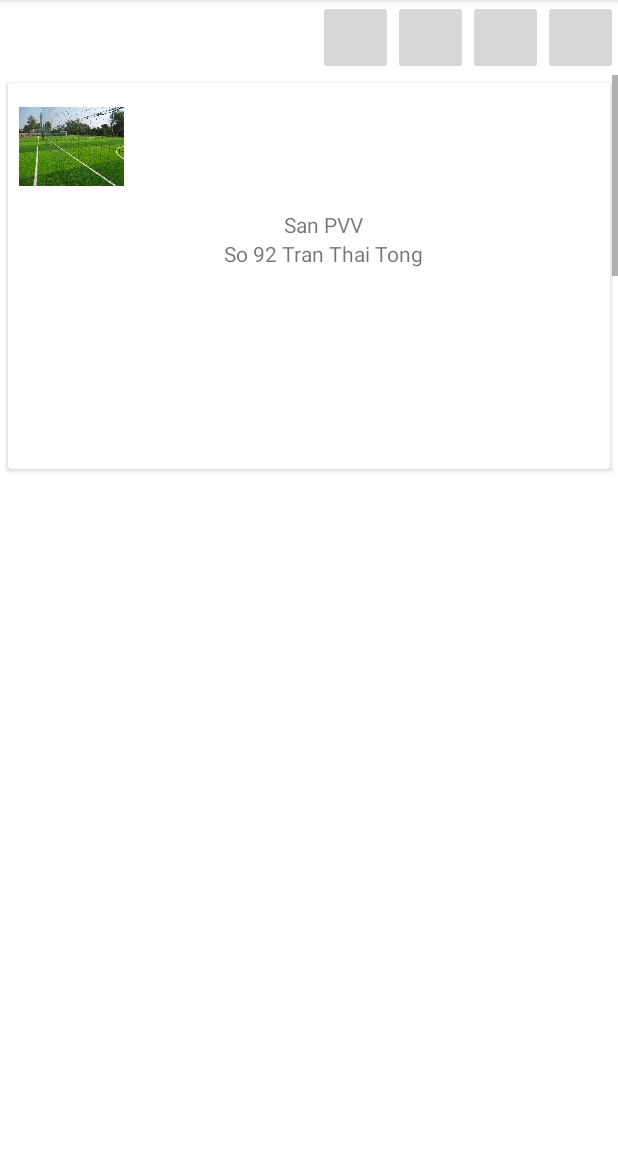
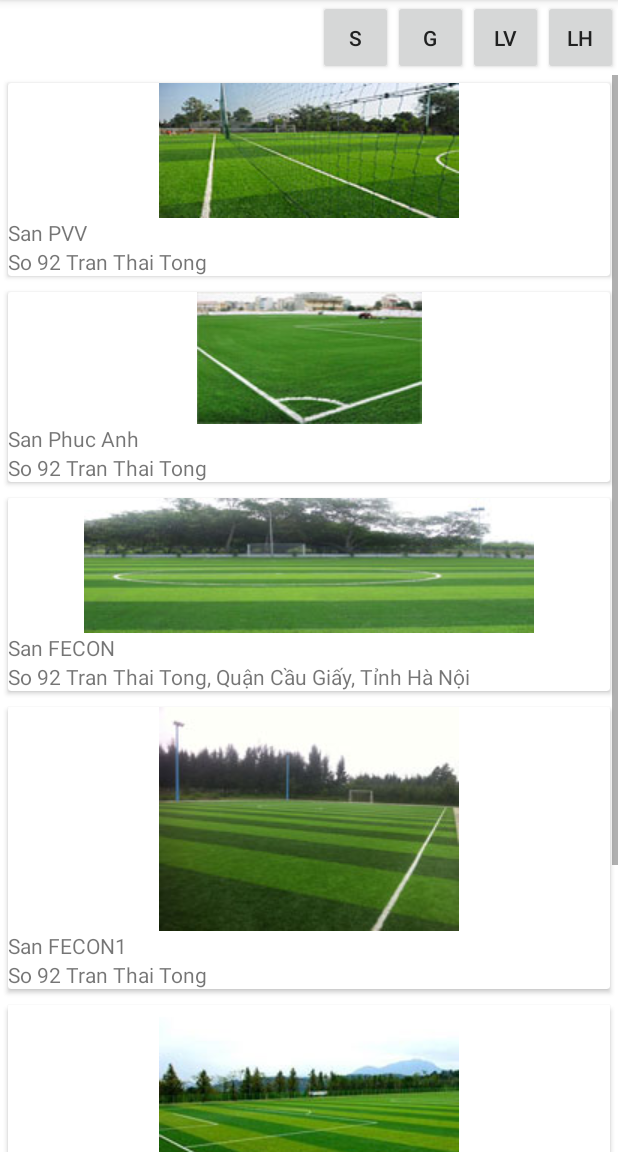
Before and after one commit to ngoanvv/FIMO_Pitch, an Android app: the fragment MatchsFragment shown on its own in the app's theme, on a phone screen of 412 x 824 dp, the part 84-1236 px from its top. Run offline under Robolectric (Android 15) with nearby library versions, the phone set to English and light mode, and no system bars.

Commit message:
GIao dien matchFragment

```diff
--- a/app/src/main/java/com/fimo_pitch/fragments/MatchsFragment.java
+++ b/app/src/main/java/com/fimo_pitch/fragments/MatchsFragment.java
@@ -1,16 +1,23 @@
 package com.fimo_pitch.fragments;
 
 
+import android.animation.AnimatorSet;
+import android.animation.ObjectAnimator;
 import android.os.Bundle;
 import android.support.v4.app.Fragment;
 import android.support.v7.widget.GridLayoutManager;
 import android.support.v7.widget.LinearLayoutManager;
 import android.support.v7.widget.RecyclerView;
 import android.support.v7.widget.StaggeredGridLayoutManager;
+import android.util.DisplayMetrics;
 import android.view.LayoutInflater;
+import android.view.MotionEvent;
 import android.view.View;
 import android.view.ViewGroup;
-import android.widget.ImageButton;
+import android.widget.Button;
+import android.widget.RelativeLayout;
+
+
 
 import com.fimo_pitch.R;
 import com.fimo_pitch.adapter.MatchFragmentAdapter;
@@ -28,12 +35,14 @@ public class MatchsFragment extends Fragment {
 
     RecyclerView recyclerView;
 
+    RelativeLayout menuView;
+
     MatchFragmentAdapter adapter;
 
-    ImageButton buttonView1;
-    ImageButton buttonView2;
-    ImageButton buttonView3;
-    ImageButton buttonView4;
+    Button buttonView1;
+    Button buttonView2;
+    Button buttonView3;
+    Button buttonView4;
 
     ArrayList<Pitch> data = new ArrayList<>();
 
@@ -52,21 +61,91 @@ public class MatchsFragment extends Fragment {
     @Override
     public View onCreateView(LayoutInflater inflater, ViewGroup container,
                              Bundle savedInstanceState) {
-        View v = inflater.inflate(R.layout.fragment_matchs, container, false);
+        View view = inflater.inflate(R.layout.fragment_matchs, container, false);
 
         makeData();
+        menuView = (RelativeLayout) view.findViewById(R.id.menu_view);
 
-        recyclerView = (RecyclerView) v.findViewById(R.id.recycler_view);
+        recyclerView = (RecyclerView) view.findViewById(R.id.recycler_view);
         recyclerView.setHasFixedSize(true);
         adapter = new MatchFragmentAdapter(getActivity(), data);
         recyclerView.setAdapter(adapter);
         recyclerView.setLayoutManager(new LinearLayoutManager(getActivity()));
 
-        addListenerOnButton(v);
+        addListenerOnButton(view);
 
-        return v;
+        //
+
+        recyclerView.setOnTouchListener(new View.OnTouchListener(){
+            final int DISTANCE = 3;
+
+            float startY = 0;
+            float dist = 0;
+            boolean isMenuHide = false;
+            @Override
+            public boolean onTouch(View view, MotionEvent event) {
+                int action = event.getAction();
+
+                if(action == MotionEvent.ACTION_DOWN) {
+                    startY = event.getY();
+                } else if(action == MotionEvent.ACTION_MOVE) {
+                    dist = event.getY() - startY;
+
+                    if((pxToDp((int)dist) <= -DISTANCE) && !isMenuHide) {
+                        isMenuHide = true;
+
+                        hideMenu();
+                    } else if((pxToDp((int)dist) > DISTANCE) && isMenuHide) {
+                        isMenuHide = false;
+
+                        showMenu();
+                    }
+
+                    if((isMenuHide && (pxToDp((int)dist) <= -DISTANCE))
+                            || (!isMenuHide && (pxToDp((int)dist) > 0))) {
+                        startY = event.getY();
+                    }
+                } else if(action == MotionEvent.ACTION_UP) {
+                    startY = 0;
+                }
+
+                return false;
+            }
+
+        });
+
+        return view;
     }
 
+
+
+    private int pxToDp(int px) {
+        DisplayMetrics dm = this.getResources().getDisplayMetrics();
+        int dp = Math.round(px / (dm.densityDpi / DisplayMetrics.DENSITY_DEFAULT));
+        return dp;
+    }
+
+    private void hideMenu() {
+
+        AnimatorSet animSet = new AnimatorSet();
+
+        ObjectAnimator anim1 = ObjectAnimator.ofFloat(menuView, View.TRANSLATION_Y, -menuView.getHeight());
+
+        animSet.playTogether(anim1);
+        animSet.setDuration(300);
+        animSet.start();
+
+    }
+
+    private void showMenu() {
+        AnimatorSet animSet = new AnimatorSet();
+
+        ObjectAnimator anim1 = ObjectAnimator.ofFloat(menuView, View.TRANSLATION_Y, 0);
+
+        animSet.playTogether(anim1);
+        animSet.setDuration(300);
+        animSet.start();
+    }
 
     private  void makeData() {
 
@@ -82,18 +161,37 @@ public class MatchsFragment extends Fragment {
         pitch2.setAddress("So 92 Tran Thai Tong");
 
         Pitch pitch3 = new Pitch();
-        pitch3.setImage(R.drawable.san4);
+        pitch3.setImage(R.drawable.san3);
         pitch3.setName("San FECON");
-        pitch3.setAddress("So 92 Tran Thai Tong");
+        pitch3.setAddress("So 92 Tran Thai Tong, Quận Cầu Giấy, Tỉnh Hà Nội");
+
+        Pitch pitch4 = new Pitch();
+        pitch4.setImage(R.drawable.san4);
+        pitch4.setName("San FECON1");
+        pitch4.setAddress("So 92 Tran Thai Tong");
+
+        Pitch pitch5 = new Pitch();
+        pitch5.setImage(R.drawable.san5);
+        pitch5.setName("San FECON2");
+        pitch5.setAddress("So 92 Tran Thai Tong");
+
+        Pitch pitch6 = new Pitch();
+        pitch6.setImage(R.drawable.san6_2);
+        pitch6.setName("San FECON3");
+        pitch6.setAddress("So 92 Tran Thai Tong");
 
         data.add(pitch1);
         data.add(pitch2);
+        data.add(pitch3);
+        data.add(pitch4);
+        data.add(pitch5);
+        data.add(pitch6);
 
     }
 
     private void addListenerOnButton(View v) {
 
-        buttonView1 = (ImageButton) v.findViewById(R.id.view1);
+        buttonView1 = (Button) v.findViewById(R.id.view1);
 
         buttonView1.setOnClickListener(new View.OnClickListener() {
 
@@ -106,7 +204,7 @@ public class MatchsFragment extends Fragment {
 
         });
 
-        buttonView2 = (ImageButton) v.findViewById(R.id.view2);
+        buttonView2 = (Button) v.findViewById(R.id.view2);
 
         buttonView2.setOnClickListener(new View.OnClickListener() {
             @Override
@@ -117,7 +215,7 @@ public class MatchsFragment extends Fragment {
             }
         });
 
-        buttonView3 = (ImageButton) v.findViewById(R.id.view3);
+        buttonView3 = (Button) v.findViewById(R.id.view3);
 
         buttonView3.setOnClickListener(new View.OnClickListener() {
 
@@ -129,12 +227,13 @@ public class MatchsFragment extends Fragment {
 
         });
 
-        buttonView4 = (ImageButton) v.findViewById(R.id.view4);
+        buttonView4 = (Button) v.findViewById(R.id.view4);
 
         buttonView4.setOnClickListener(new View.OnClickListener() {
             @Override
             public void onClick(View v) {
                 StaggeredGridLayoutManager mStaggeredVerticalLayoutManager = new StaggeredGridLayoutManager(2, StaggeredGridLayoutManager.VERTICAL); // (int spanCount, int orientation)
+
                 recyclerView.setLayoutManager(mStaggeredVerticalLayoutManager);
             }
         });
@@ -142,4 +241,7 @@ public class MatchsFragment extends Fragment {
 
     }
 
+
+
+
 }
--- a/app/src/main/res/layout/fragment_matchs.xml
+++ b/app/src/main/res/layout/fragment_matchs.xml
@@ -3,7 +3,12 @@
     android:layout_width="match_parent"
     android:layout_height="match_parent">
 
-    <ImageButton
+    <RelativeLayout
+        android:id="@+id/menu_view"
+        android:layout_width="wrap_content"
+        android:layout_height="wrap_content">
+
+        <Button
             android:id="@+id/view1"
             android:layout_width="50dp"
             android:layout_height="50dp"
@@ -11,32 +16,32 @@
             android:text="LH"
             android:onClick="addListenerOnButton"/>
 
-    <ImageButton
+        <Button
             android:id="@+id/view2"
             android:layout_width="50dp"
             android:layout_height="50dp"
             android:layout_toLeftOf="@+id/view1"
             android:text="LV"
             android:onClick="addListenerOnButton"/>
-    <ImageButton
+        <Button
             android:id="@+id/view3"
             android:layout_width="50dp"
             android:layout_height="50dp"
             android:layout_toLeftOf="@+id/view2"
             android:text="G"
             android:onClick="addListenerOnButton"/>
-    <ImageButton
+        <Button
             android:id="@+id/view4"
             android:layout_width="50dp"
             android:layout_height="50dp"
             android:layout_toLeftOf="@+id/view3"
             android:text="S"
             android:onClick="addListenerOnButton"/>
-
+    </RelativeLayout>
 
 <android.support.v7.widget.RecyclerView
     android:id="@+id/recycler_view"
-    android:layout_below="@+id/view1"
+    android:layout_below="@+id/menu_view"
     android:layout_width="match_parent"
     android:layout_height="wrap_content"
     android:scrollbars="vertical" />
--- a/app/src/main/res/layout/match_item.xml
+++ b/app/src/main/res/layout/match_item.xml
@@ -1,40 +1,38 @@
 <?xml version="1.0" encoding="utf-8"?>
 <android.support.v7.widget.CardView
     xmlns:android="http://schemas.android.com/apk/res/android"
-    xmlns:card_view="http://schemas.android.com/apk/res-auto"
     android:layout_width="match_parent"
-    android:layout_height="match_parent"
-    android:layout_margin="5dp"
-    >
+    android:layout_height="wrap_content"
+    android:layout_margin="5dp">
 
-    <LinearLayout
-        android:layout_width="match_parent"
-        android:layout_height="match_parent"
-        android:orientation="vertical"
-        >
+    <RelativeLayout
+        android:layout_width="wrap_content"
+        android:layout_height="wrap_content"
+        android:layout_alignParentTop="true">
 
         <ImageView
-            android:layout_margin="7dp"
-            android:layout_width="70dp"
-            android:layout_height="70dp"
-            android:id="@+id/img_match"
-            />
 
+            android:layout_width="match_parent"
+            android:layout_height="wrap_content"
+            android:layout_alignParentTop="true"
+            android:id="@+id/img_match"/>
 
         <TextView
             android:layout_width="wrap_content"
             android:layout_height="wrap_content"
             android:id="@+id/name"
-            android:layout_marginLeft="10dp"
+            android:layout_below="@+id/img_match"
             android:layout_gravity="center_horizontal"/>
 
         <TextView
             android:layout_width="wrap_content"
             android:layout_height="wrap_content"
+            android:ellipsize="end"
             android:id="@+id/address"
-            android:layout_marginLeft="10dp"
+            android:layout_below="@+id/name"
+            android:maxLines="1"
             android:layout_gravity="center_horizontal"/>
-    </LinearLayout>
+    </RelativeLayout>
 
 
 </android.support.v7.widget.CardView>
```
Also changed, not shown: app/src/main/res/menu/menu_find_pitch.xml (deleted, +0 -16 lines), app/src/main/res/drawable/san1.jpg, app/src/main/res/drawable/san2.jpg, app/src/main/res/drawable/san3.jpg, app/src/main/res/drawable/san4.JPG, app/src/main/res/drawable/san5.jpg, app/src/main/res/drawable/san6_2.jpg. Lines whose indentation alone changed are shown as unchanged.
